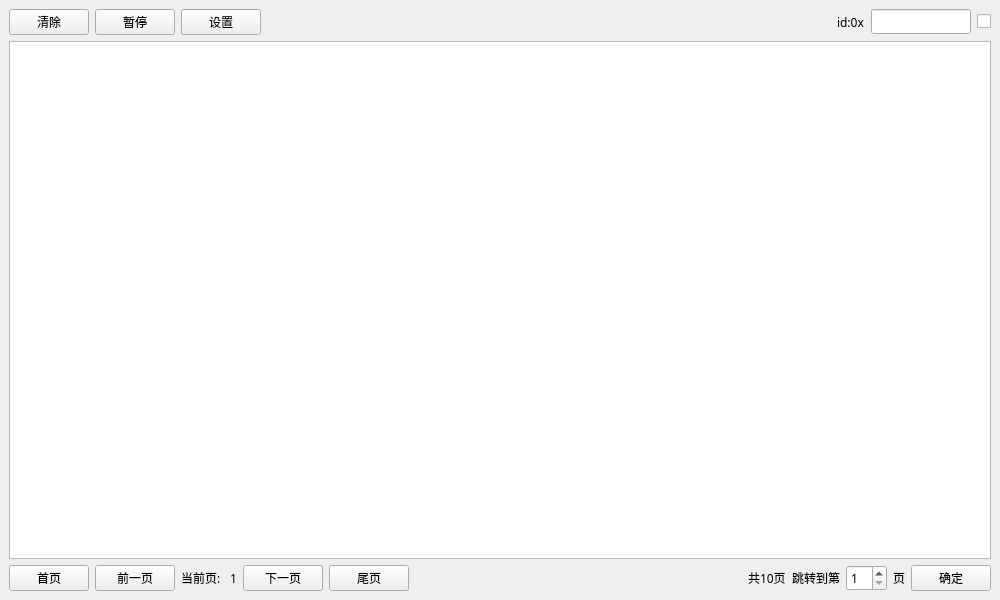
First picture: the form in ZCAN_MINI/UI/canview_dockwidget.ui, repository icanerandy/ZCAN_MINI, before the edit.
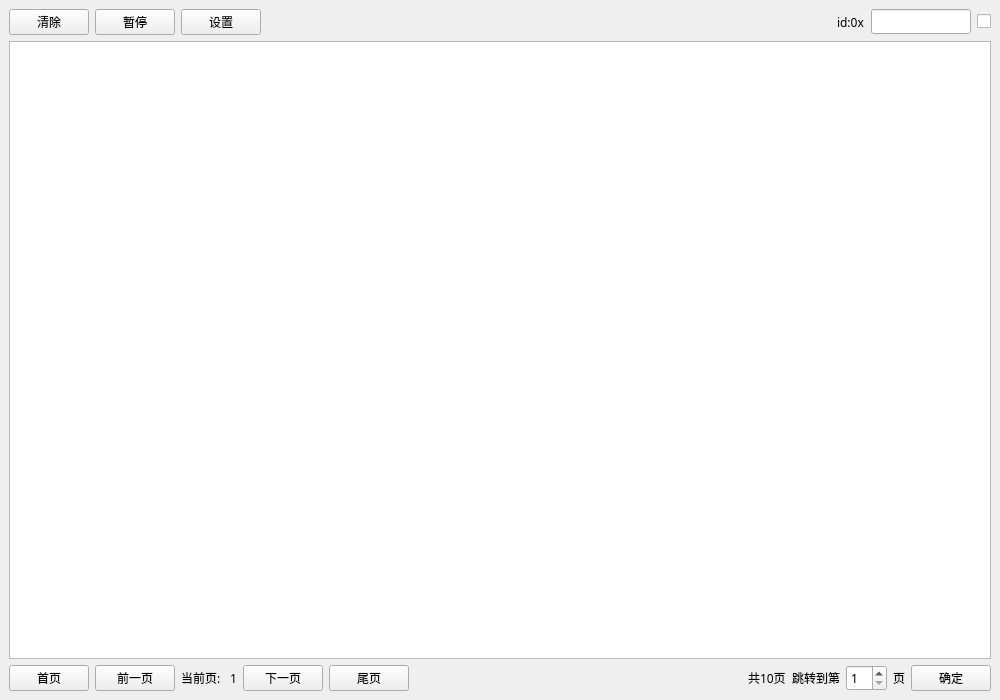
Second picture: the form after the edit. Custom widgets are drawn as their Qt base class.

Patch:
```diff
--- a/ZCAN_MINI/UI/canview_dockwidget.ui
+++ b/ZCAN_MINI/UI/canview_dockwidget.ui
@@ -7,7 +7,7 @@
     <x>0</x>
     <y>0</y>
     <width>1000</width>
-    <height>600</height>
+    <height>700</height>
    </rect>
   </property>
   <property name="sizePolicy">
@@ -19,7 +19,7 @@
   <property name="minimumSize">
    <size>
     <width>1000</width>
-    <height>526</height>
+    <height>600</height>
    </size>
   </property>
   <property name="font">
```
